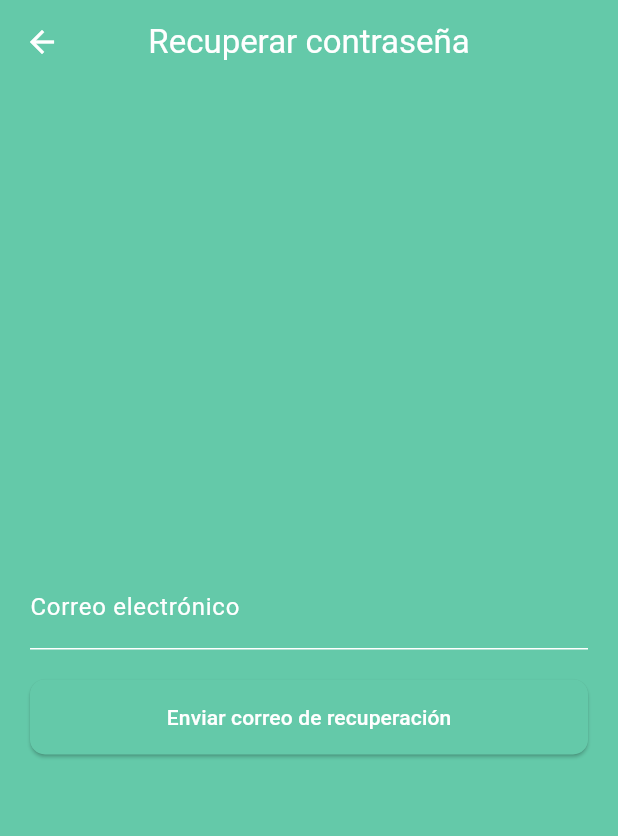
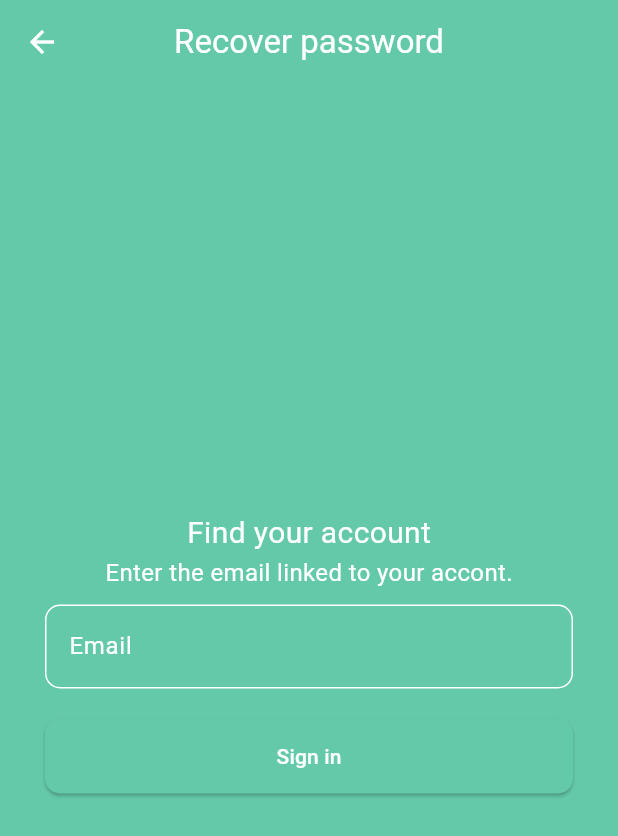
Before and after one commit to pedroramirezneira/enlightfrontend, a Flutter app: the PasswordRecoveryPage screen opened directly, on a phone screen of 412 x 824 dp. Shown: the top 836 px of the screen. Run offline on Flutter 3.47's test engine with Material 3 defaults, Android fonts, the phone set to English and light mode, and no system bars.

Commit message:
password recovery esthetic changed

```diff
--- a/lib/pages/recover_password.dart
+++ b/lib/pages/recover_password.dart
@@ -1,6 +1,8 @@
 import 'dart:convert';
 
+import 'package:enlight/components/enlight_form_submission_button.dart';
 import 'package:enlight/components/enlight_loading_indicator.dart';
+import 'package:enlight/components/enlight_text_form_field.dart';
 import 'package:enlight/env.dart';
 import 'package:flutter/material.dart';
 import 'package:http/http.dart' as http;
@@ -15,11 +17,13 @@ class PasswordRecoveryPage extends StatefulWidget {
 class _PasswordRecoveryPageState extends State<PasswordRecoveryPage> {
   var loading = false;
   late final TextEditingController _emailController;
+  late final GlobalKey<FormState> formKey;
 
   @override
   void initState() {
     super.initState();
     _emailController = TextEditingController();
+    formKey = GlobalKey<FormState>();
   }
 
   @override
@@ -28,11 +32,12 @@ class _PasswordRecoveryPageState extends State<PasswordRecoveryPage> {
       children: <Widget>[
         Scaffold(
           appBar: AppBar(
-            title: const Text('Recuperar contraseña'),
+            title: const Text('Recover password'),
           ),
           body: PasswordRecoveryForm(
             onPressed: _sendPasswordResetEmail,
             emailController: _emailController,
+            formKey: formKey,
           ),
         ),
         EnlightLoadingIndicator(visible: loading)
@@ -105,10 +110,12 @@ class _PasswordRecoveryPageState extends State<PasswordRecoveryPage> {
 class PasswordRecoveryForm extends StatefulWidget {
   final void Function()? onPressed;
   final TextEditingController emailController;
+  final GlobalKey<FormState> formKey;
 
   const PasswordRecoveryForm({
     super.key,
     required this.onPressed,
+    required this.formKey,
     required this.emailController,
   });
 
@@ -127,16 +134,26 @@ class _PasswordRecoveryFormState extends State<PasswordRecoveryForm> {
           child: Column(
             mainAxisAlignment: MainAxisAlignment.center,
             children: [
-              TextField(
-                controller: widget.emailController,
-                decoration: const InputDecoration(
-                  labelText: 'Correo electrónico',
-                ),
+              const Text(
+                'Find your account',
+                style: TextStyle(
+                    fontSize: 20
+                 ),
               ),
-              const SizedBox(height: 20.0),
-              ElevatedButton(
-                onPressed: widget.onPressed,
-                child: const Text('Enviar correo de recuperación'),
+              const Text (
+                'Enter the email linked to your accont.',
+                style: TextStyle(
+                    fontSize: 16
+                 ),
+              ),
+              EnlightTextFormField(
+                 text: "Email",
+                 controller: widget.emailController,
+              ),
+              EnlightFormSubmissionButton(
+                 text: "Sign in",
+                 onPressed: widget.onPressed,
+                 formKey: widget.formKey,
               ),
             ],
           ),
```
